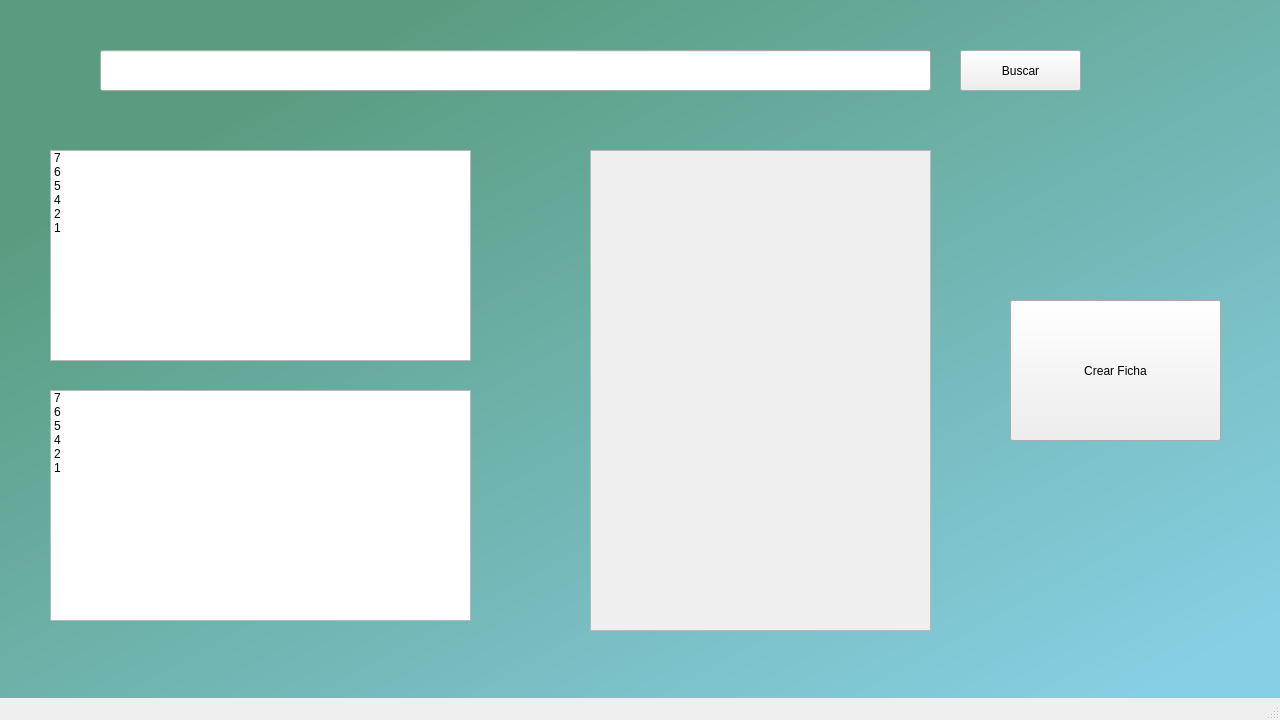
Qt form Complementos/VistaDatosMascotaTotal.ui (pieroBri/Proyecto-PetRecord) before a commit.
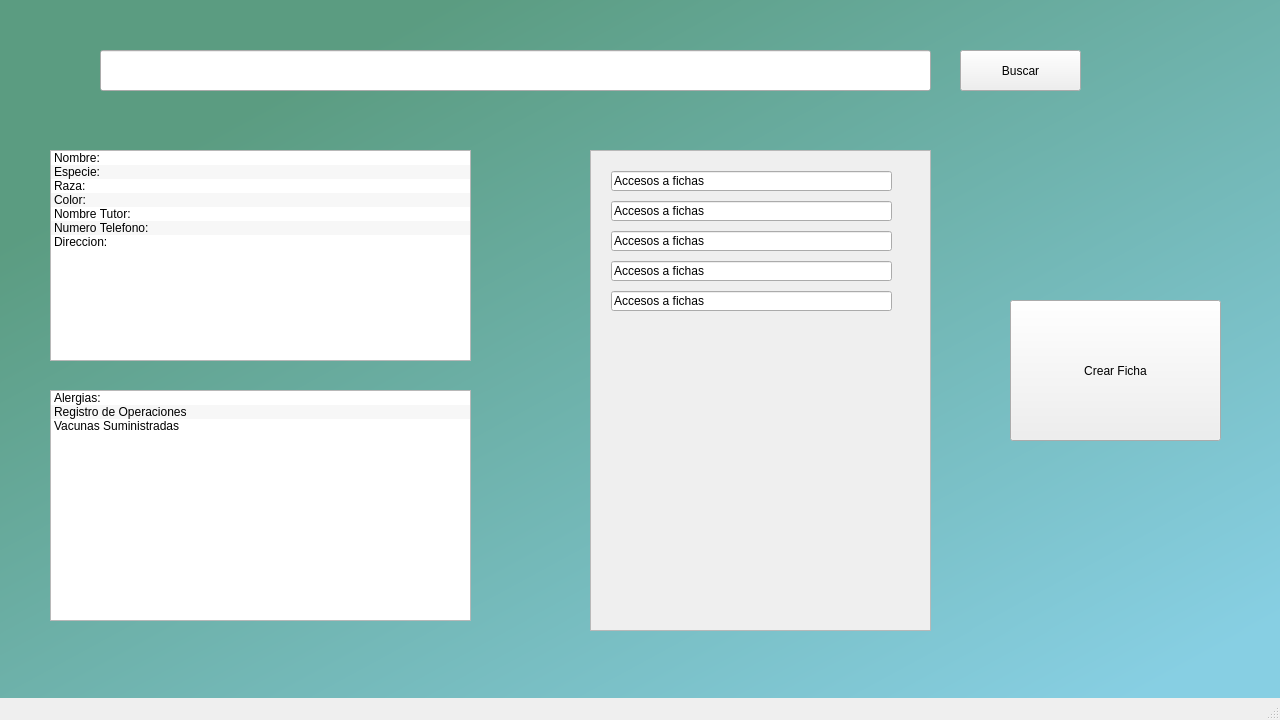
The same form after that commit.

```diff
--- a/Complementos/VistaDatosMascotaTotal.ui
+++ b/Complementos/VistaDatosMascotaTotal.ui
@@ -61,6 +61,71 @@
        <height>479</height>
       </rect>
      </property>
+     <widget class="QLineEdit" name="lineEdit">
+      <property name="geometry">
+       <rect>
+        <x>20</x>
+        <y>20</y>
+        <width>281</width>
+        <height>20</height>
+       </rect>
+      </property>
+      <property name="text">
+       <string>Accesos a fichas</string>
+      </property>
+     </widget>
+     <widget class="QLineEdit" name="lineEdit_2">
+      <property name="geometry">
+       <rect>
+        <x>20</x>
+        <y>50</y>
+        <width>281</width>
+        <height>20</height>
+       </rect>
+      </property>
+      <property name="text">
+       <string>Accesos a fichas</string>
+      </property>
+     </widget>
+     <widget class="QLineEdit" name="lineEdit_3">
+      <property name="geometry">
+       <rect>
+        <x>20</x>
+        <y>80</y>
+        <width>281</width>
+        <height>20</height>
+       </rect>
+      </property>
+      <property name="text">
+       <string>Accesos a fichas</string>
+      </property>
+     </widget>
+     <widget class="QLineEdit" name="lineEdit_4">
+      <property name="geometry">
+       <rect>
+        <x>20</x>
+        <y>110</y>
+        <width>281</width>
+        <height>20</height>
+       </rect>
+      </property>
+      <property name="text">
+       <string>Accesos a fichas</string>
+      </property>
+     </widget>
+     <widget class="QLineEdit" name="lineEdit_5">
+      <property name="geometry">
+       <rect>
+        <x>20</x>
+        <y>140</y>
+        <width>281</width>
+        <height>20</height>
+       </rect>
+      </property>
+      <property name="text">
+       <string>Accesos a fichas</string>
+      </property>
+     </widget>
     </widget>
    </widget>
    <widget class="QListWidget" name="infoBasicaMascota">
@@ -72,9 +137,12 @@
       <height>211</height>
      </rect>
     </property>
+    <property name="alternatingRowColors">
+     <bool>true</bool>
+    </property>
     <item>
      <property name="text">
-      <string>7</string>
+      <string>Nombre:</string>
      </property>
      <property name="foreground">
       <brush brushstyle="NoBrush">
@@ -88,27 +156,32 @@
     </item>
     <item>
      <property name="text">
-      <string>6</string>
+      <string>Especie:</string>
      </property>
     </item>
     <item>
      <property name="text">
-      <string>5</string>
+      <string>Raza:</string>
      </property>
     </item>
     <item>
      <property name="text">
-      <string>4</string>
+      <string>Color:</string>
      </property>
     </item>
     <item>
      <property name="text">
-      <string>2</string>
+      <string>Nombre Tutor:</string>
      </property>
     </item>
     <item>
      <property name="text">
-      <string>1</string>
+      <string>Numero Telefono:</string>
+     </property>
+    </item>
+    <item>
+     <property name="text">
+      <string>Direccion:</string>
      </property>
     </item>
    </widget>
@@ -121,9 +194,12 @@
       <height>231</height>
      </rect>
     </property>
+    <property name="alternatingRowColors">
+     <bool>true</bool>
+    </property>
     <item>
      <property name="text">
-      <string>7</string>
+      <string>Alergias:</string>
      </property>
      <property name="foreground">
       <brush brushstyle="NoBrush">
@@ -137,27 +213,12 @@
     </item>
     <item>
      <property name="text">
-      <string>6</string>
+      <string>Registro de Operaciones</string>
      </property>
     </item>
     <item>
      <property name="text">
-      <string>5</string>
-     </property>
-    </item>
-    <item>
-     <property name="text">
-      <string>4</string>
-     </property>
-    </item>
-    <item>
-     <property name="text">
-      <string>2</string>
-     </property>
-    </item>
-    <item>
-     <property name="text">
-      <string>1</string>
+      <string>Vacunas Suministradas</string>
      </property>
     </item>
    </widget>
```
Left out of the diff: 3 changed lines with no effect on the pictures.
